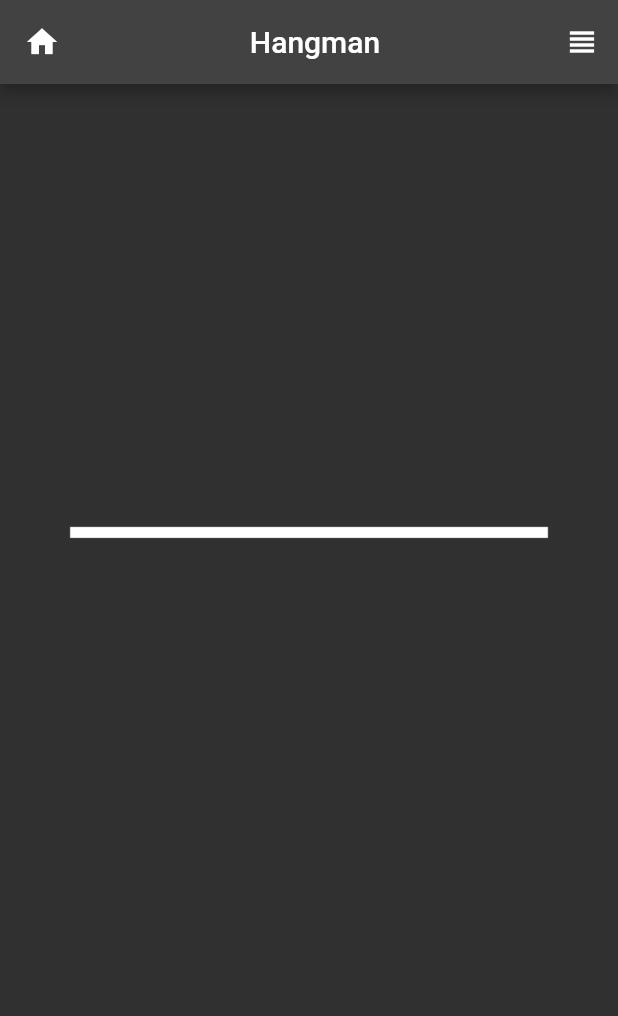
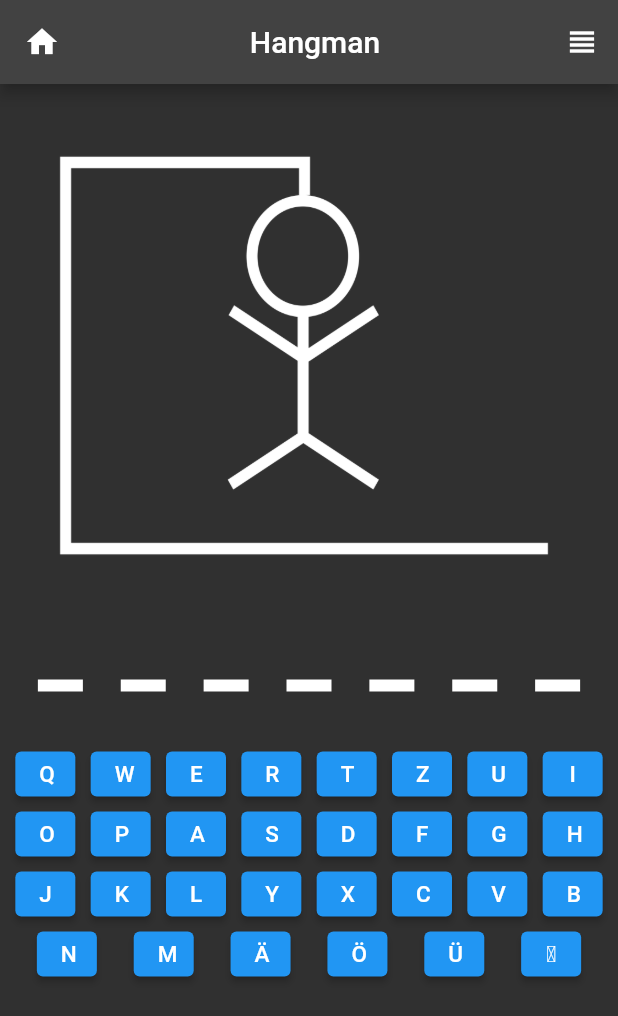
Before and after one commit to MaloJaboulet/Hangman, a Flutter app: the screen it shows after launch, on a phone screen of 412 x 824 dp. Shown: the top 1016 px of the screen. Run offline on Flutter 3.47's test engine with Material 2 defaults, Android fonts, the phone set to English and light mode, and no system bars; missing offline and left inert: shake; network calls fail.

Commit message:
Hangman Hangman function, Player can guess a word

```diff
--- /dev/null
+++ b/lib/controller/wordController.dart
@@ -0,0 +1,116 @@
+import 'package:flutter/cupertino.dart';
+import 'package:hangman/model/words.dart';
+
+class WordController extends ChangeNotifier{
+  String _word = "";
+  bool _wordGuessed = true;
+  bool _blankSpaces = true;
+  late Words _words;
+  late List<String> _lettersGuessed = [];
+
+  WordController(String word, bool wordGuessed, Words words){
+    _wordGuessed = wordGuessed;
+    _words = words;
+    _word = _words.getWord.toUpperCase();
+    for (var i=0;i<_word.length; i++){
+      _lettersGuessed.add("");
+    }
+  }
+
+
+  WordController.name(Words words){
+    _words = words;
+    _word = _words.getWord;
+    for (var i=0;i<7; i++){
+      _lettersGuessed.add("");
+    }
+  }
+
+  bool phoneShaked(){
+    if (blankSpaces == 0){
+      _word = _words.getWord;
+      return true;
+    }else{
+      return false;
+    }
+  }
+
+  add(String word){
+    _words.getWordList.add(word);
+    notifyListeners();
+  }
+
+  guessLetter(String letter){
+    if (_word.contains(letter)){
+      List<int> indexList = [];
+      List<String> temp = _word.split("");
+
+      for (var i=0; i<temp.length; i++){
+        if(temp.elementAt(i) == letter){
+          indexList.add(i);
+        }
+      }
+      for (var index in indexList){
+        _lettersGuessed.removeAt(index);
+        _lettersGuessed.insert(index, letter);
+      }
+    }
+    notifyListeners();
+    print(_lettersGuessed);
+    if (!_lettersGuessed.contains("")){
+      _blankSpaces = false;
+    }
+  }
+
+
+  List<String> splitWord(){
+    //_lettersGuessed = getWord.toUpperCase().trim().split("");
+    print(_lettersGuessed);
+    return _lettersGuessed;
+  }
+
+  String get getWord =>
+      _words.getWord;
+
+
+  bool get blankSpaces => _blankSpaces;
+
+
+  set blankSpaces(bool value) {
+    _blankSpaces = value;
+  }
+
+  Words get getWords => _words;
+
+  set words(Words value) {
+    _words = value;
+  }
+
+  bool get wordGuessed => _wordGuessed;
+
+  set wordGuessed(bool value) {
+    _wordGuessed = value;
+  }
+
+  String get word => _word;
+
+  set word(String value) {
+    _word = value;
+  }
+
+   setWord(){
+    _word = _words.getWord.toUpperCase();
+    _lettersGuessed.clear();
+    if (_words.getWordList.isNotEmpty) {
+      for (var i = 0; i < _word.length; i++) {
+        _lettersGuessed.add("");
+      }
+    }else{
+      for (var i = 0; i < 7; i++) {
+        _lettersGuessed.add("");
+      }
+    }
+    _blankSpaces = true;
+    print(_word);
+  }
+}
--- a/lib/main.dart
+++ b/lib/main.dart
@@ -1,4 +1,5 @@
 import 'package:flutter/material.dart';
+import 'package:hangman/controller/wordController.dart';
 import 'package:hangman/model/fetchWords.dart';
 import 'package:hangman/model/words.dart';
 import 'package:hangman/pages/homepage.dart';
@@ -7,26 +8,27 @@ import 'package:provider/provider.dart';
 void main() async {
   var list = await loadList();
   Words words = Words(wordList: list);
-  runApp(MyApp(words));
+  WordController wordController = WordController.name(words);
+  runApp(MyApp(wordController));
 }
 
 class MyApp extends StatelessWidget {
-  final Words data;
+  final WordController controller;
 
-  const MyApp(this.data, {Key? key}) : super(key: key);
+  const MyApp(this.controller, {Key? key}) : super(key: key);
 
   // This widget is the root of your application.
   @override
   Widget build(BuildContext context) {
-    return ChangeNotifierProvider<Words>(
-      create: (_) => data,
+    return ChangeNotifierProvider<WordController>(
+      create: (_) => controller,
       child: MaterialApp(
         title: 'Homepage',
         darkTheme: ThemeData(
           brightness: Brightness.dark,
         ),
         themeMode: ThemeMode.dark,
-        home: Homepage(data),
+        home: Homepage(controller),
       ),
     );
   }
--- a/lib/model/fetchWords.dart
+++ b/lib/model/fetchWords.dart
@@ -17,6 +17,7 @@ class ListOfWords{
           if (word.contains("ß")){
             word = word.replaceAll("ß", "ss");
           }
+
         }
       return wordList;
     } else {
--- a/lib/model/words.dart
+++ b/lib/model/words.dart
@@ -4,7 +4,7 @@ import 'package:flutter/material.dart';
 
 
 class Words extends ChangeNotifier {
-  late List<String> _wordsList = [];
+  late List<String> _wordsList = ["Haus"];
 
   Words({required List<String> wordList}){
      this._wordsList = wordList;
@@ -14,15 +14,16 @@ class Words extends ChangeNotifier {
     _wordsList = json['words'].cast<String>();
   }
 
-  add(String word){
-    _wordsList.add(word);
-    notifyListeners();
+
+
+  List<String> get getWordList => _wordsList;
+
+  String get getWord {
+    if (_wordsList.isNotEmpty) {
+       return _wordsList.elementAt(Random().nextInt(_wordsList.length));
+    }
+    return "";
   }
-
-  List<String> get getWordList => List.unmodifiable(_wordsList);
-
-  String get getWord =>
-      _wordsList.elementAt(Random().nextInt(_wordsList.length));
 
   Map<String, dynamic> toJson() {
     final Map<String, dynamic> data = new Map<String, dynamic>();
--- a/lib/pages/homepage.dart
+++ b/lib/pages/homepage.dart
@@ -1,23 +1,22 @@
-import 'dart:ffi';
-
 import 'package:flutter/material.dart';
-import 'package:hangman/model/words.dart';
+import 'package:hangman/controller/wordController.dart';
 import 'package:hangman/pages/listPage.dart';
+import 'package:provider/provider.dart';
 import 'package:shake/shake.dart';
 
 class Homepage extends StatefulWidget {
-  Words data;
+  late WordController wordController;
 
-  Homepage(this.data);
+  Homepage(WordController wordController) {
+    this.wordController = wordController;
+    wordController.setWord();
+  }
 
   @override
   _HomepageState createState() => _HomepageState();
-
 }
 
 class _HomepageState extends State<Homepage> {
-  late String word = "";
-
   //state vars
   forceRedraw() {
     setState(() => {});
@@ -26,18 +25,19 @@ class _HomepageState extends State<Homepage> {
   @override
   void initState() {
     super.initState();
-    word = widget.data.getWord;
 
     ShakeDetector.autoStart(
       onPhoneShake: () {
-
+        if (widget.wordController.phoneShaked()) {
+          forceRedraw();
+        }
       },
     );
   }
 
   @override
   Widget build(BuildContext context) {
-
+    var controller = Provider.of<WordController>(context);
     return Scaffold(
       appBar: AppBar(
         leading: IconButton(
@@ -62,18 +62,159 @@ class _HomepageState extends State<Homepage> {
                   context,
                   MaterialPageRoute(
                     builder: (context) {
-                      return ListPage();
+                      return ListPage(widget.wordController);
                     },
                   ),
                 );
               }),
         ],
       ),
-      body: Column(
+      body: SingleChildScrollView(
+        child: Column(
+          children: [
+            Container(
+              height: (MediaQuery.of(context).size.height / 2) - 50,
+              decoration: const BoxDecoration(
+                image: DecorationImage(
+                    image: AssetImage('assets/images/hangman10.png'),
+                    fit: BoxFit.fill),
+              ),
+            ),
+            SizedBox(
+              height: (MediaQuery.of(context).size.height / 2) - 50,
+              child: Container(
+                child: Column(
+                  children: [
+                    solution(controller),
+                    keyBoard(),
+                  ],
+                ),
+              ),
+            ),
+          ],
+        ),
+      ),
+    );
+  }
+
+  Widget solution(WordController controller) {
+    return Row(
+      children: createPlacesLetters(controller),
+      mainAxisAlignment: MainAxisAlignment.spaceEvenly,
+    );
+  }
+
+  List<Widget> createPlacesLetters(WordController controller) {
+    List<Widget> list = [];
+    List<String> listLetters = widget.wordController.splitWord();
+    for (var i = 0; i < listLetters.length; i++) {
+      list.add(
+        Container(
+          child: Center(
+            child: Text(
+              listLetters.elementAt(i),
+              style: TextStyle(fontSize: 30),
+            ),
+          ),
+          decoration: const BoxDecoration(
+            border: Border(
+              bottom: BorderSide(
+                width: 8.0,
+                color: Colors.white,
+              ),
+            ),
+          ),
+          width: 30,
+        ),
+      );
+    }
+    print(list.length);
+    return list;
+  }
+
+  Widget keyBoard() {
+    return Container(
+      margin: EdgeInsets.only(top: 30),
+      child: Column(
         children: [
-          Image.asset('assets/images/hangman1.png'),
+          Row(
+            children: createLetter(0, 7),
+            mainAxisAlignment: MainAxisAlignment.spaceEvenly,
+          ),
+          Row(
+            children: createLetter(8, 15),
+            mainAxisAlignment: MainAxisAlignment.spaceEvenly,
+          ),
+          Row(
+            children: createLetter(16, 23),
+            mainAxisAlignment: MainAxisAlignment.spaceEvenly,
+          ),
+          Row(
+            children: createLetter(24, 29),
+            mainAxisAlignment: MainAxisAlignment.spaceEvenly,
+          ),
         ],
       ),
     );
   }
+
+  List<Widget> createLetter(int startLetterindex, int lastLetterIndex) {
+    List<Widget> list = [];
+    List<String> letters = [
+      "Q",
+      "W",
+      "E",
+      "R",
+      "T",
+      "Z",
+      "U",
+      "I",
+      "O",
+      "P",
+      "A",
+      "S",
+      "D",
+      "F",
+      "G",
+      "H",
+      "J",
+      "K",
+      "L",
+      "Y",
+      "X",
+      "C",
+      "V",
+      "B",
+      "N",
+      "M",
+      "Ä",
+      "Ö",
+      "Ü",
+      "ẞ"
+    ];
+
+    for (var i = startLetterindex; i <= lastLetterIndex; i++) {
+      list.add(
+        Container(
+          margin: const EdgeInsets.only(top: 10.0),
+          child: ConstrainedBox(
+            constraints: const BoxConstraints.tightFor(width: 40, height: 30),
+            child: ElevatedButton(
+              child: Center(
+                child: Text(
+                  letters.elementAt(i),
+                  style: TextStyle(fontSize: 15),
+                ),
+              ),
+              onPressed: () {
+                widget.wordController.guessLetter(letters.elementAt(i));
+              },
+            ),
+          ),
+        ),
+      );
+    }
+
+    return list;
+  }
 }
```
Also changed, not shown: lib/pages/listPage.dart (+12 -62 lines).
